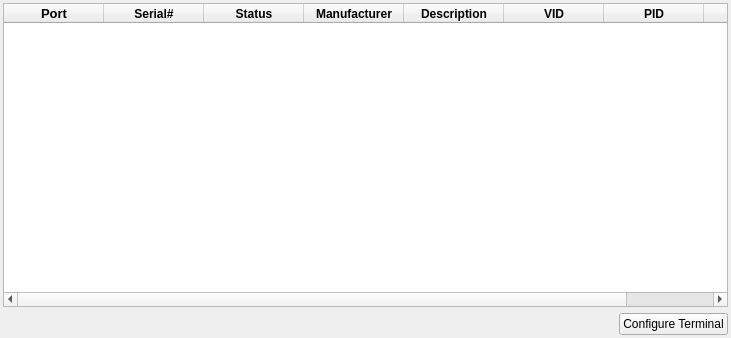
This is qlsuart.ui in sza2/qlsuart as Qt 5 draws it before an edit. The edited form follows.
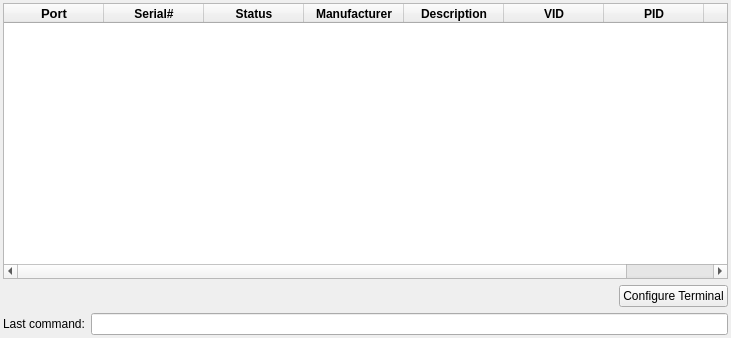
This is the edited form.

Commit message: Available command line string replacers: {devicename} {devicelocation} {devicenumber}

The edit to the form file:
```diff
--- a/qlsuart.ui
+++ b/qlsuart.ui
@@ -73,7 +73,7 @@
          </font>
         </property>
         <property name="textAlignment">
-         <set>AlignHCenter|AlignVCenter|AlignCenter</set>
+         <set>AlignCenter</set>
         </property>
        </column>
        <column>
@@ -157,6 +157,30 @@
        </item>
       </layout>
      </item>
+     <item>
+      <layout class="QHBoxLayout" name="horizontalLayout_4">
+       <item>
+        <widget class="QLabel" name="label">
+         <property name="sizePolicy">
+          <sizepolicy hsizetype="Maximum" vsizetype="Preferred">
+           <horstretch>0</horstretch>
+           <verstretch>0</verstretch>
+          </sizepolicy>
+         </property>
+         <property name="text">
+          <string>Last command:</string>
+         </property>
+        </widget>
+       </item>
+       <item>
+        <widget class="QLineEdit" name="lineLastExecutedCommand">
+         <property name="readOnly">
+          <bool>true</bool>
+         </property>
+        </widget>
+       </item>
+      </layout>
+     </item>
     </layout>
    </item>
   </layout>
```
The commit also changes 1 other file.
